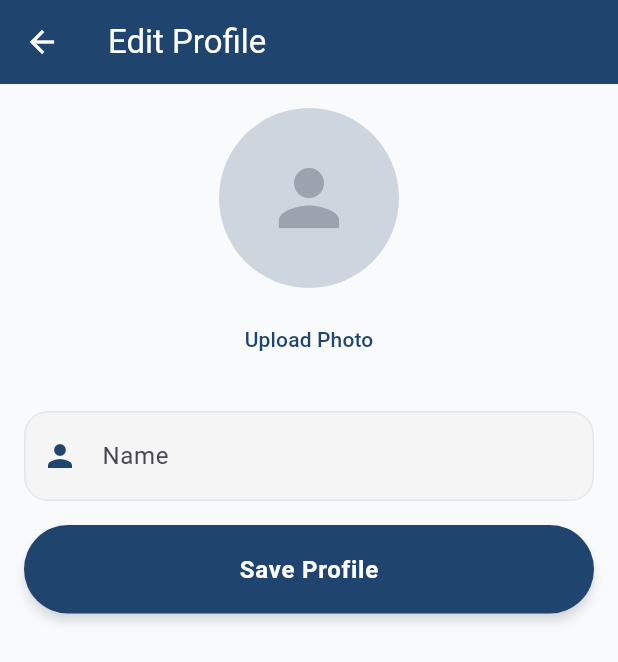
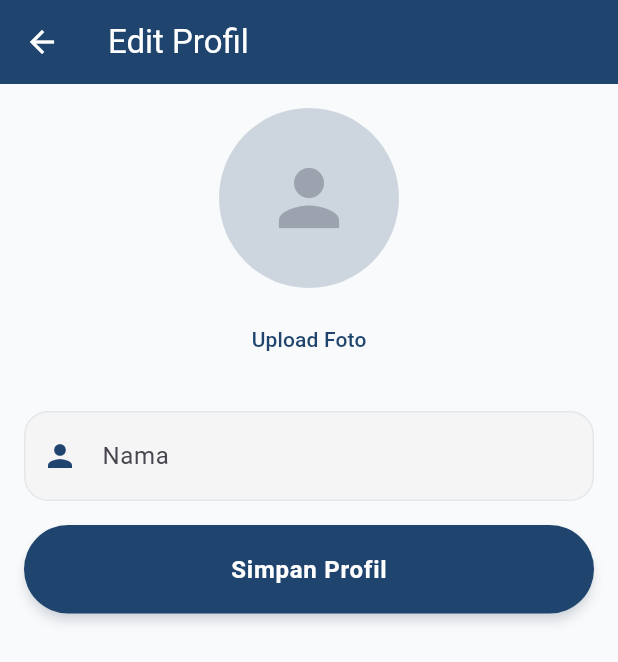
Before and after one commit to FarahAzhari/clockin_app, a Flutter app: the EditProfileScreen screen opened directly with empty values, on a phone screen of 412 x 824 dp. Shown: the top 662 px of the screen. Run offline on Flutter 3.47's test engine with Material 3 defaults, Android fonts, the phone set to English and light mode, and no system bars; our stand-ins replace fl_chart, geocoding, geolocator, image_picker, shared_preferences; accounts and stored records are empty.

Commit message:
CHANGE: Language into Indonesian in Edit Profile

```diff
--- a/lib/screens/auth/edit_profile_screen.dart
+++ b/lib/screens/auth/edit_profile_screen.dart
@@ -203,15 +203,14 @@ class _EditProfileScreenState extends State<EditProfileScreen> {
       // Check if the URL is already a full URL or a relative path
       final String fullImageUrl = _initialProfilePhotoUrl!.startsWith('http')
           ? _initialProfilePhotoUrl!
-          : 'https://appabsensi.mobileprojp.com/public/' +
-                _initialProfilePhotoUrl!; // Adjust base path as needed
+          : 'https://appabsensi.mobileprojp.com/public/${_initialProfilePhotoUrl!}'; // Adjust base path as needed
       currentImageProvider = NetworkImage(fullImageUrl);
     }
 
     return Scaffold(
       backgroundColor: AppColors.background,
       appBar: AppBar(
-        title: const Text('Edit Profile'),
+        title: const Text('Edit Profil'),
         backgroundColor: AppColors.primary,
         foregroundColor: Colors.white,
         elevation: 0,
@@ -249,8 +248,8 @@ class _EditProfileScreenState extends State<EditProfileScreen> {
                         _pickedImage != null ||
                                 (_initialProfilePhotoUrl != null &&
                                     _initialProfilePhotoUrl!.isNotEmpty)
-                            ? 'Change Photo'
-                            : 'Upload Photo',
+                            ? 'Ganti Foto'
+                            : 'Upload Foto',
                         style: const TextStyle(color: AppColors.primary),
                       ),
                     ),
@@ -263,12 +262,12 @@ class _EditProfileScreenState extends State<EditProfileScreen> {
               // Username (editable) using CustomInputField
               CustomInputField(
                 controller: _nameController,
-                hintText: 'Name',
-                labelText: 'Name',
+                hintText: 'Nama',
+                labelText: 'Nama',
                 icon: Icons.person,
                 customValidator: (value) {
                   if (value == null || value.isEmpty) {
-                    return 'Name cannot be empty';
+                    return 'Nama tidak boleh kosong';
                   }
                   return null;
                 },
@@ -283,7 +282,7 @@ class _EditProfileScreenState extends State<EditProfileScreen> {
                       ),
                     )
                   : PrimaryButton(
-                      label: 'Save Profile',
+                      label: 'Simpan Profil',
                       onPressed: _saveProfile,
                     ),
             ],
```
